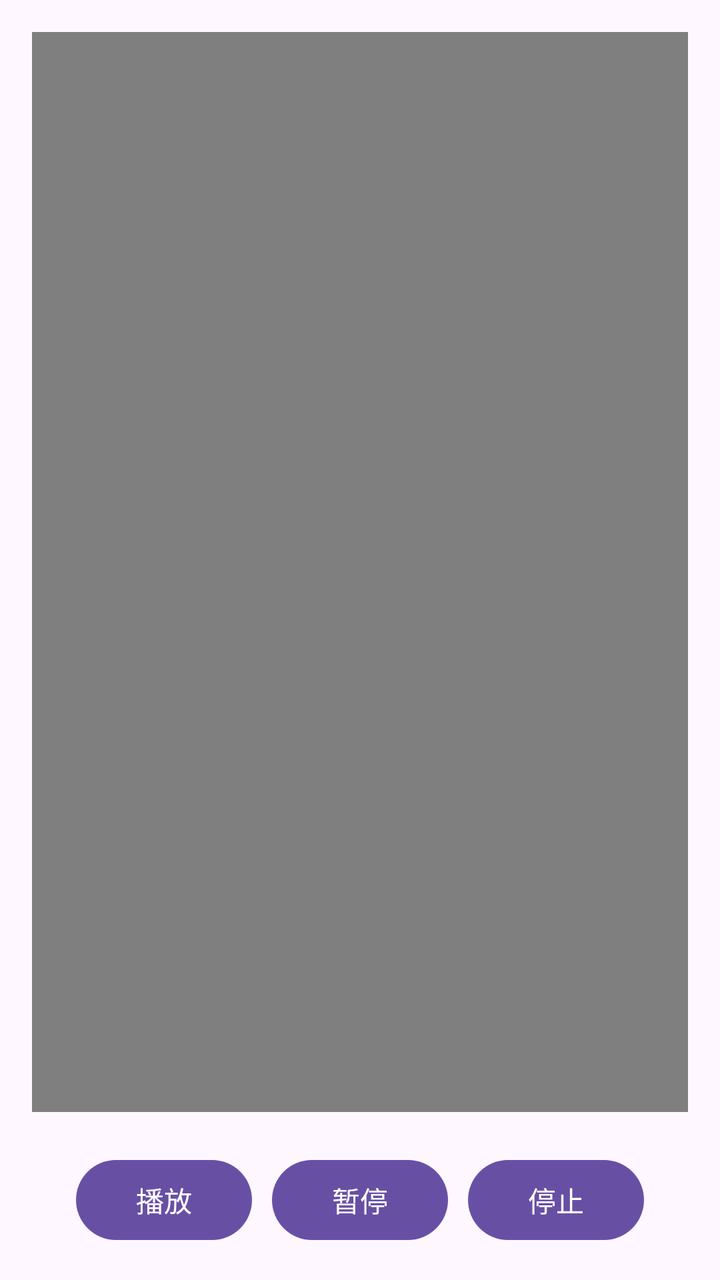
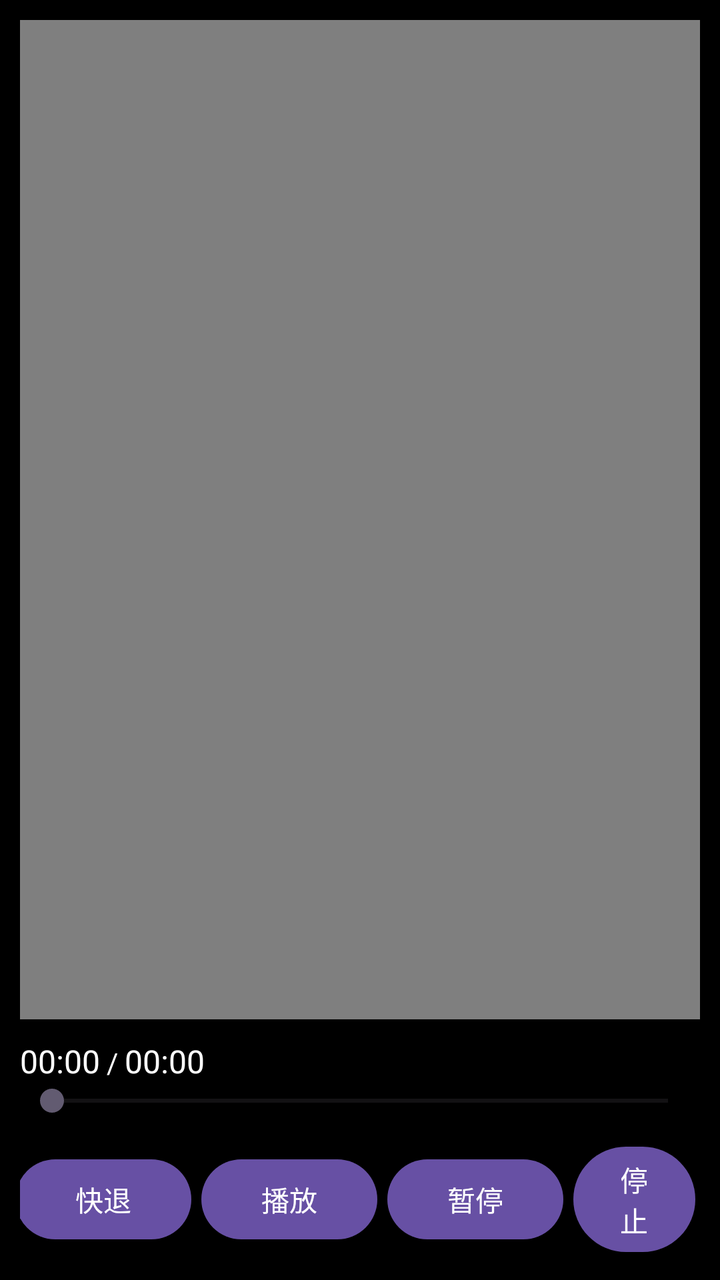

An Android layout rendered at two revisions. The XML below is the earlier revision; the diff shows what the commit changed to produce the second picture.
<!-- AndroidManifest.xml: application theme Theme.AndroidPractice15 -->
<!-- res/layout/activity_main.xml -->
<?xml version="1.0" encoding="utf-8"?>
<LinearLayout xmlns:android="http://schemas.android.com/apk/res/android"
    android:layout_width="match_parent"
    android:layout_height="match_parent"
    android:orientation="vertical"
    android:gravity="center_horizontal"
    android:padding="16dp">

    
    <VideoView
        android:id="@+id/videoView"
        android:layout_width="match_parent"
        android:layout_height="0dp"
        android:layout_weight="1"
        android:layout_marginBottom="20dp"/>

    
    <LinearLayout
        android:layout_width="match_parent"
        android:layout_height="wrap_content"
        android:orientation="horizontal"
        android:gravity="center">

        <Button
            android:id="@+id/btnPlay"
            android:layout_width="wrap_content"
            android:layout_height="wrap_content"
            android:text="播放"
            android:layout_marginEnd="10dp"/>

        <Button
            android:id="@+id/btnPause"
            android:layout_width="wrap_content"
            android:layout_height="wrap_content"
            android:text="暂停"
            android:layout_marginEnd="10dp"/>

        <Button
            android:id="@+id/btnStop"
            android:layout_width="wrap_content"
            android:layout_height="wrap_content"
            android:text="停止"/>
    </LinearLayout>
</LinearLayout>
<!-- resources referenced by this layout -->
<resources>
  <style name="Theme.AndroidPractice15" parent="Base.Theme.AndroidPractice15" />
  <style name="Base.Theme.AndroidPractice15" parent="Theme.Material3.DayNight.NoActionBar">
          
          
      </style>
</resources>

<!-- the commit's change to res/layout/activity_main.xml (unified diff, before → after) -->
@@ -1,44 +1,138 @@
 <?xml version="1.0" encoding="utf-8"?>
-<LinearLayout xmlns:android="http://schemas.android.com/apk/res/android"
+<LinearLayout
+    xmlns:android="http://schemas.android.com/apk/res/android"
+
     android:layout_width="match_parent"
     android:layout_height="match_parent"
+
     android:orientation="vertical"
-    android:gravity="center_horizontal"
-    android:padding="16dp">
+
+    android:padding="10dp"
+
+    android:background="#000000">
 
     
+
     <VideoView
         android:id="@+id/videoView"
+
         android:layout_width="match_parent"
+
         android:layout_height="0dp"
-        android:layout_weight="1"
-        android:layout_marginBottom="20dp"/>
+
+        android:layout_weight="1"/>
 
     
+
     <LinearLayout
         android:layout_width="match_parent"
         android:layout_height="wrap_content"
+
         android:orientation="horizontal"
-        android:gravity="center">
+
+        android:paddingTop="10dp">
+
+        <TextView
+            android:id="@+id/tvCurrent"
+
+            android:layout_width="wrap_content"
+            android:layout_height="wrap_content"
+
+            android:text="00:00"
+
+            android:textColor="#FFFFFF"
+
+            android:textSize="16sp"/>
+
+        <TextView
+            android:layout_width="wrap_content"
+            android:layout_height="wrap_content"
+
+            android:text=" / "
+
+            android:textColor="#FFFFFF"/>
+
+        <TextView
+            android:id="@+id/tvTotal"
+
+            android:layout_width="wrap_content"
+            android:layout_height="wrap_content"
+
+            android:text="00:00"
+
+            android:textColor="#FFFFFF"
+
+            android:textSize="16sp"/>
+    </LinearLayout>
+
+    
+
+    <SeekBar
+        android:id="@+id/seekBar"
+
+        android:layout_width="match_parent"
+
+        android:layout_height="wrap_content"/>
+
+    
+
+    <LinearLayout
+        android:layout_width="match_parent"
+        android:layout_height="wrap_content"
+
+        android:orientation="horizontal"
+
+        android:gravity="center"
+
+        android:paddingTop="10dp">
+
+        <Button
+            android:id="@+id/btnBackward"
+
+            android:layout_width="wrap_content"
+            android:layout_height="wrap_content"
+
+            android:text="快退"/>
 
         <Button
             android:id="@+id/btnPlay"
+
             android:layout_width="wrap_content"
             android:layout_height="wrap_content"
+
             android:text="播放"
-            android:layout_marginEnd="10dp"/>
+
+            android:layout_marginStart="5dp"/>
 
         <Button
             android:id="@+id/btnPause"
+
             android:layout_width="wrap_content"
             android:layout_height="wrap_content"
+
             android:text="暂停"
-            android:layout_marginEnd="10dp"/>
+
+            android:layout_marginStart="5dp"/>
 
         <Button
             android:id="@+id/btnStop"
+
             android:layout_width="wrap_content"
             android:layout_height="wrap_content"
-            android:text="停止"/>
+
+            android:text="停止"
+
+            android:layout_marginStart="5dp"/>
+
+        <Button
+            android:id="@+id/btnForward"
+
+            android:layout_width="wrap_content"
+            android:layout_height="wrap_content"
+
+            android:text="快进"
+
+            android:layout_marginStart="5dp"/>
     </LinearLayout>
+
 </LinearLayout>
